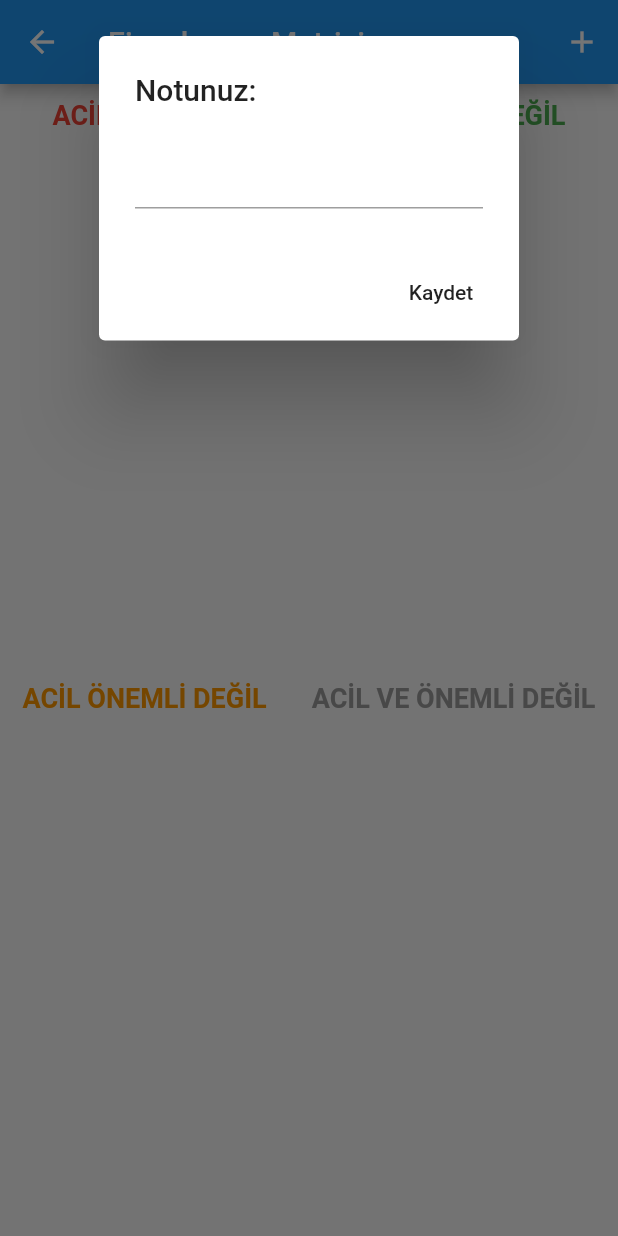
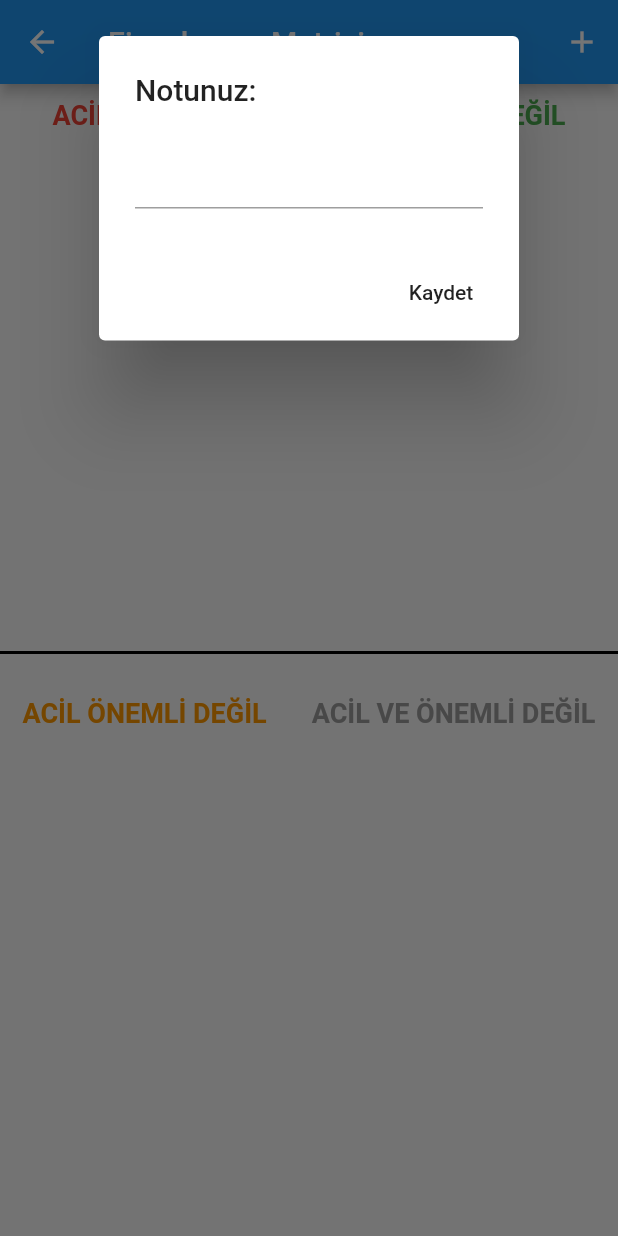
Before and after one commit to AkademiEkip/Focus-On-Time, a Flutter app: the EisenhowerView screen opened directly, after a tap on "ACİL ÖNEMLİ", on a phone screen of 412 x 824 dp. Run offline on Flutter 3.47's test engine with Material 2 defaults, Android fonts, the phone set to English and light mode, and no system bars; our stand-ins replace firebase_auth, firebase_core, google_mobile_ads; accounts and stored records are empty; network calls fail.

Commit message:
Update eisenhower_view.dart

```diff
--- a/lib/screens/eisenhower_view.dart
+++ b/lib/screens/eisenhower_view.dart
@@ -80,6 +80,7 @@ class _EisenhowerViewState extends State<EisenhowerView> {
                     itemCount: acilOnemli.length,
                     itemBuilder: (BuildContext context, int index) {
                       return ListTile(
+                        //style: ListTileStyle.list,
                         title: Text(acilOnemli[index].note.toString()),
                         onTap: (){
                           silinecekIndex = index;
@@ -125,6 +126,11 @@ class _EisenhowerViewState extends State<EisenhowerView> {
               ],
             ),
           ),
+          const Divider(
+            thickness: 2,
+            height: 20,
+            color: Colors.black,
+          ),
           const Padding(padding: EdgeInsets.all(10)),
           Row(
             mainAxisAlignment: MainAxisAlignment.spaceAround,
@@ -163,7 +169,7 @@ class _EisenhowerViewState extends State<EisenhowerView> {
                     itemCount: acilOnemliDegil.length,
                     itemBuilder: (BuildContext context, int index) {
                       return ListTile(
-                        title: Text(acilOnemli[index].note.toString()),
+                        title: Text(acilOnemliDegil[index].note.toString()),
                         onTap: (){
                           deleteNoteDialog(context, acilOnemliDegil, index);
                           //acilOnemli[index].function;
@@ -196,6 +202,7 @@ class _EisenhowerViewState extends State<EisenhowerView> {
   String? note = '';
 
   createAlertDialog(BuildContext context, List list) {
+    note = '';
     return showDialog(
       context: context,
       builder: (context) {
@@ -216,6 +223,9 @@ class _EisenhowerViewState extends State<EisenhowerView> {
                   elevation: 5.0,
                   child: const Text('Kaydet'),
                   onPressed: () {
+                    if(note == ''){
+                      Navigator.of(context).pop();
+                    }else{
                       setState(() {
                         Note not = Note();
                         not.note = note!;
@@ -225,6 +235,8 @@ class _EisenhowerViewState extends State<EisenhowerView> {
                         );
                         Navigator.of(context).pop();
                       });
+                    }
+
                   }
               ),
 
@@ -268,147 +280,3 @@ class _EisenhowerViewState extends State<EisenhowerView> {
     );
   }
 }
-
-// enum SingingCharacter { bir, iki, uc, dort }
-//
-// class MyStatefulWidget extends StatefulWidget {
-//   const MyStatefulWidget({Key? key}) : super(key: key);
-//
-//   @override
-//   State<MyStatefulWidget> createState() => _MyStatefulWidgetState();
-// }
-//
-// class _MyStatefulWidgetState extends State<MyStatefulWidget> {
-//   SingingCharacter? _character = SingingCharacter.bir;
-//   String? note;
-//
-//   @override
-//   Widget build(BuildContext context) {
-//     return SingleChildScrollView(
-//       child: AlertDialog(
-//         title: const Text('Notunuz: '),
-//         content: Column(
-//           children: [
-//             TextField(
-//               onChanged: (value) {
-//                 note = value;
-//               },
-//             ),
-//             ListTile(
-//               title: const Text('ACİL ÖNEMLİ'),
-//               leading: Radio<SingingCharacter>(
-//                 value: SingingCharacter.bir,
-//                 groupValue: _character,
-//                 onChanged: (SingingCharacter? value) {
-//                   setState(() {
-//                     _character = value;
-//                   });
-//                 },
-//               ),
-//             ),
-//             ListTile(
-//               title: const Text('ACİL ÖNEMLİ DEĞİL'),
-//               leading: Radio<SingingCharacter>(
-//                 value: SingingCharacter.iki,
-//                 groupValue: _character,
-//                 onChanged: (SingingCharacter? value) {
-//                   setState(() {
-//                     _character = value;
-//                   });
-//                 },
-//               ),
-//             ),
-//             ListTile(
-//               title: const Text('ÖNEMLİ ACİL DEĞİL'),
-//               leading: Radio<SingingCharacter>(
-//                 value: SingingCharacter.uc,
-//                 groupValue: _character,
-//                 onChanged: (SingingCharacter? value) {
-//                   setState(() {
-//                     _character = value;
-//                   });
-//                 },
-//               ),
-//             ),
-//             ListTile(
-//               title: const Text('ACİL VE ÖNEMLİ DEĞİL'),
-//               leading: Radio<SingingCharacter>(
-//                 value: SingingCharacter.dort,
-//                 groupValue: _character,
-//                 onChanged: (SingingCharacter? value) {
-//                   setState(() {
-//                     _character = value;
-//                   });
-//                 },
-//               ),
-//             ),
-//           ],
-//         ),
-//         actions: [
-//           MaterialButton(
-//             elevation: 5.0,
-//             child: const Text('Kaydet'),
-//             onPressed: () {
-//               setState(() {
-//                 if (_character == SingingCharacter.bir) {
-//                   setState(() {
-//                     acilOnemli.add(
-//                       ListTile(title: Text(note!), onTap: () {}),
-//                     );
-//                   });
-//                 } else if (_character == SingingCharacter.iki) {
-//                 } else if (_character == SingingCharacter.uc) {
-//                 } else {}
-//               });
-//               Navigator.of(context).pop();
-//             },
-//           ),
-//         ],
-//       ),
-//     );
-//   }
-// }
-
-// import 'package:emircan/constant.dart';
-// import 'package:flutter/material.dart';
-//
-// class EisenhowerView extends StatefulWidget {
-//   const EisenhowerView({Key? key}) : super(key: key);
-//   static String routeName = 'eisenhower';
-//
-//   @override
-//   State<EisenhowerView> createState() => _EisenhowerViewState();
-// }
-//
-// class _EisenhowerViewState extends State<EisenhowerView> {
-//   @override
-//   Widget build(BuildContext context) {
-//     return Scaffold(
-//       appBar: AppBar(
-//         title: const Text("Eisenhower Matrisi"),
-//       ),
-//       body: SafeArea(
-//         child: SingleChildScrollView(
-//           child: Container(
-//             margin: EdgeInsets.all(20),
-//             child: Table(
-//               //defaultColumnWidth: FixedColumnWidth(120.0),
-//               border: TableBorder.all(
-//                   color: Colors.black, style: BorderStyle.solid, width: 2),
-//               children: [
-//                 TableRow( children: [
-//                   Text('Website', style: TextStyle(fontSize: 20.0)),
-//                   Text('Tutoridsadadsadsadsadsadsaal', style: TextStyle(fontSize: 20.0)),
-//                 ]),
-//                 TableRow( children: [
-//                   Text('Website', style: TextStyle(fontSize: 20.0)),
-//                   Text('Tutorial', style: TextStyle(fontSize: 20.0)),
-//                 ]),
-//               ],
-//             ),
-//           ),
-//         ),
-//       ),
-//     );
-//   }
-// }
```
Lines whose indentation alone changed are shown as unchanged.
